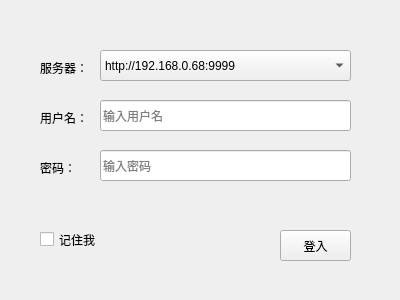
itishsy/seebot, file src/seebot/seebot/ide/index.ui: the form before one commit.
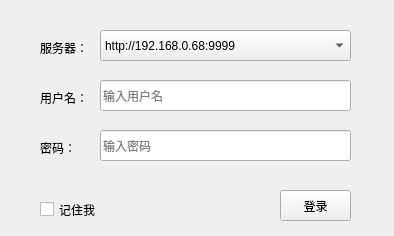
The form after the commit.

Diff of the .ui file:
```diff
--- a/src/seebot/seebot/ide/index.ui
+++ b/src/seebot/seebot/ide/index.ui
@@ -6,8 +6,8 @@
    <rect>
     <x>0</x>
     <y>0</y>
-    <width>400</width>
-    <height>300</height>
+    <width>394</width>
+    <height>236</height>
    </rect>
   </property>
   <property name="windowTitle">
@@ -17,7 +17,7 @@
    <property name="geometry">
     <rect>
      <x>100</x>
-     <y>150</y>
+     <y>130</y>
      <width>251</width>
      <height>31</height>
     </rect>
@@ -33,7 +33,7 @@
    <property name="geometry">
     <rect>
      <x>40</x>
-     <y>110</y>
+     <y>90</y>
      <width>53</width>
      <height>15</height>
     </rect>
@@ -46,7 +46,7 @@
    <property name="geometry">
     <rect>
      <x>100</x>
-     <y>100</y>
+     <y>80</y>
      <width>251</width>
      <height>31</height>
     </rect>
@@ -62,7 +62,7 @@
    <property name="geometry">
     <rect>
      <x>40</x>
-     <y>160</y>
+     <y>140</y>
      <width>53</width>
      <height>15</height>
     </rect>
@@ -75,7 +75,7 @@
    <property name="geometry">
     <rect>
      <x>100</x>
-     <y>50</y>
+     <y>30</y>
      <width>251</width>
      <height>31</height>
     </rect>
@@ -103,7 +103,7 @@
    <property name="geometry">
     <rect>
      <x>40</x>
-     <y>60</y>
+     <y>40</y>
      <width>53</width>
      <height>15</height>
     </rect>
@@ -116,20 +116,20 @@
    <property name="geometry">
     <rect>
      <x>280</x>
-     <y>230</y>
+     <y>190</y>
      <width>71</width>
      <height>31</height>
     </rect>
    </property>
    <property name="text">
-    <string>登入</string>
+    <string>登录</string>
    </property>
   </widget>
   <widget class="QCheckBox" name="ckb_remember">
    <property name="geometry">
     <rect>
      <x>40</x>
-     <y>230</y>
+     <y>200</y>
      <width>80</width>
      <height>19</height>
     </rect>
```
Left out of the diff: 2 changed lines with no effect on the pictures.
